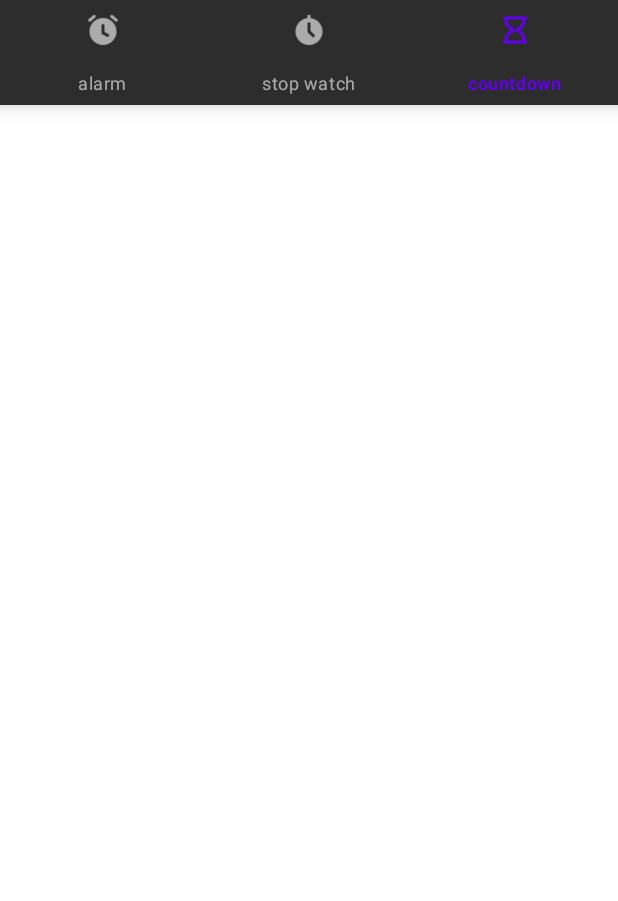
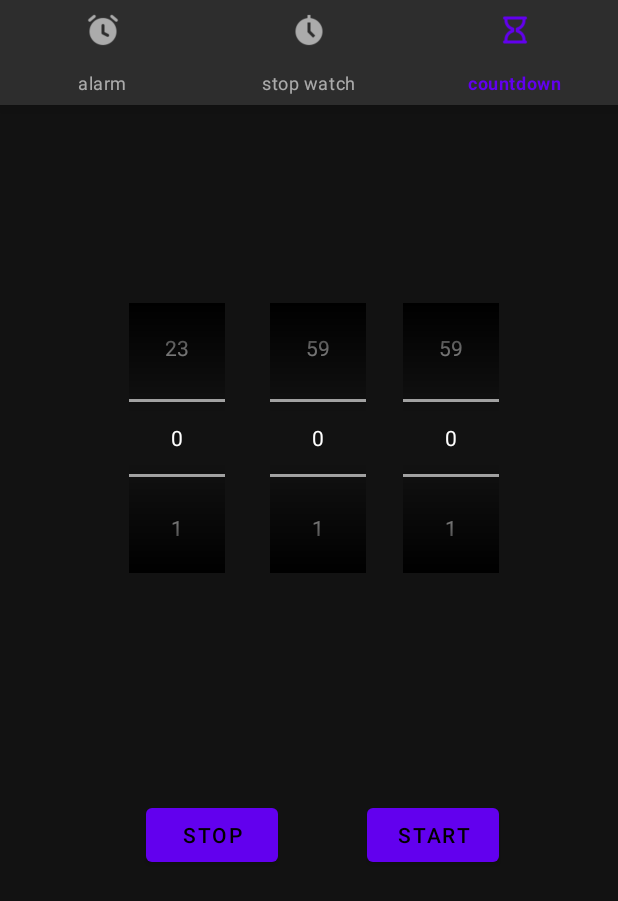
Before and after one commit to Hngdcmnh/AlarmClock, an Android app: the CountUpFragment screen opened through its navigation route, item 3 of the bottom bar chosen, on a phone screen of 412 x 824 dp. Shown: the top 901 px of the screen. Run offline under Robolectric (Android 15) with nearby library versions, the phone set to English and light mode, and no system bars; our stand-ins replace Room's generated code, navigation-ui.

Commit message:
countdown

```diff
--- a/app/src/main/AndroidManifest.xml
+++ b/app/src/main/AndroidManifest.xml
@@ -21,7 +21,7 @@
             </intent-filter>
         </activity>
 
-        <receiver android:name=".AlarmReceiver" />
+        <receiver android:name=".Receiver.AlarmReceiver" />
 
         <service android:name=".Service.AlarmService" />
     </application>
--- a/app/src/main/java/com/example/alarmclock/Activity/MainActivity.kt
+++ b/app/src/main/java/com/example/alarmclock/Activity/MainActivity.kt
@@ -2,14 +2,8 @@ package com.example.alarmclock.Activity
 
 import androidx.appcompat.app.AppCompatActivity
 import android.os.Bundle
-import android.os.CountDownTimer
-import android.widget.Toast
-import androidx.navigation.NavHost
 import androidx.navigation.fragment.NavHostFragment
 import androidx.navigation.ui.setupWithNavController
-import com.example.alarmclock.Fragment.CountdownFragment
-import com.example.alarmclock.Fragment.ListAlarmFragment
-import com.example.alarmclock.Fragment.StopWatchFragment
 import com.example.alarmclock.R
 import com.google.android.material.bottomnavigation.BottomNavigationView
 
--- a/app/src/main/java/com/example/alarmclock/Activity/RingActivity.kt
+++ b/app/src/main/java/com/example/alarmclock/Activity/RingActivity.kt
@@ -4,7 +4,7 @@ import android.content.Intent
 import androidx.appcompat.app.AppCompatActivity
 import android.os.Bundle
 import android.widget.Button
-import com.example.alarmclock.AlarmReceiver
+import com.example.alarmclock.Receiver.AlarmReceiver
 import com.example.alarmclock.Data.Alarm
 import com.example.alarmclock.R
 import java.util.*
--- a/app/src/main/java/com/example/alarmclock/Data/Alarm.kt
+++ b/app/src/main/java/com/example/alarmclock/Data/Alarm.kt
@@ -8,7 +8,7 @@ import android.content.Intent
 import android.util.Log
 import androidx.room.Entity
 import androidx.room.PrimaryKey
-import com.example.alarmclock.AlarmReceiver
+import com.example.alarmclock.Receiver.AlarmReceiver
 import java.io.Serializable
 import java.util.*
 
--- a/app/src/main/java/com/example/alarmclock/Fragment/AddAlarmFragment.kt
+++ b/app/src/main/java/com/example/alarmclock/Fragment/AddAlarmFragment.kt
@@ -12,14 +12,14 @@ import androidx.annotation.RequiresApi
 import androidx.lifecycle.ViewModelProvider
 import androidx.navigation.fragment.findNavController
 import com.example.alarmclock.Data.Alarm
-import com.example.alarmclock.Data.AlarmViewModel
+import com.example.alarmclock.ViewModel.AlarmViewModel
 import com.example.alarmclock.R
 import java.util.*
 
 
 class AddAlarmFragment : Fragment() {
 
-    lateinit var alarmViewModel:AlarmViewModel
+    lateinit var alarmViewModel: AlarmViewModel
 
     lateinit var v :View
     lateinit var timePicker:TimePicker
--- /dev/null
+++ b/app/src/main/java/com/example/alarmclock/Fragment/CountDownFragment.kt
@@ -0,0 +1,109 @@
+package com.example.alarmclock.Fragment
+
+import android.os.Bundle
+import android.os.CountDownTimer
+import android.util.Log
+import androidx.fragment.app.Fragment
+import android.view.LayoutInflater
+import android.view.View
+import android.view.ViewGroup
+import android.widget.Button
+import android.widget.NumberPicker
+import android.widget.TextView
+import android.widget.Toast
+import androidx.core.view.get
+import androidx.lifecycle.ViewModel
+import androidx.lifecycle.ViewModelProvider
+import androidx.lifecycle.viewModelScope
+import com.example.alarmclock.R
+import com.example.alarmclock.ViewModel.CountDownViewModel
+import java.sql.Time
+import java.util.*
+
+class CountDownFragment : Fragment() {
+
+    lateinit var btStart :Button
+    lateinit var btStop :Button
+    lateinit var npHour :NumberPicker
+    lateinit var npMinute:NumberPicker
+    lateinit var npSecond :NumberPicker
+    var checkRunning = false
+
+    lateinit var timerTask:TimerTask
+    var timer:Timer = Timer()
+    var time :Int = 0
+
+    lateinit var countDownViewModel: CountDownViewModel
+
+    override fun onCreateView(inflater: LayoutInflater, container: ViewGroup?,
+                              savedInstanceState: Bundle?): View? {
+        return inflater.inflate(R.layout.fragment_countdown, container, false)
+    }
+
+    override fun onViewCreated(view: View, savedInstanceState: Bundle?) {
+        super.onViewCreated(view, savedInstanceState)
+        btStart = view.findViewById<Button>(R.id.bt_start)
+        btStop = view.findViewById<Button>(R.id.bt_stop)
+        npHour = view.findViewById<NumberPicker>(R.id.np_hour)
+        npMinute = view.findViewById<NumberPicker>(R.id.np_minute)
+        npSecond = view.findViewById<NumberPicker>(R.id.np_second)
+        settingNumPicker()
+
+        countDownViewModel = ViewModelProvider(this).get(CountDownViewModel::class.java)
+
+        countDownViewModel.liveDataTime.observe(viewLifecycleOwner, androidx.lifecycle.Observer { updateUI(it) })
+        countDownViewModel.liveDataTimeoutCheck.observe(viewLifecycleOwner, androidx.lifecycle.Observer { cancelCountDown(it) })
+
+        btStart.setOnClickListener {
+            if(checkRunning ==false)
+            {
+                checkRunning=true
+                btStart.text="Pause"
+                time = (npHour.value*3600+ npMinute.value*60+npSecond.value)*1000
+                countDownViewModel.time = time.toLong()
+                countDownViewModel.liveDataTime.value = countDownViewModel.time
+                countDownViewModel.startCountDown()
+            }
+            else if(checkRunning ==true)
+            {
+                checkRunning =false
+                btStart.text="Start"
+                countDownViewModel.pauseCountDown()
+            }
+
+        }
+
+        btStop.setOnClickListener {
+            countDownViewModel.cancelCountDown()
+            checkRunning=false
+        }
+
+    }
+
+    private fun cancelCountDown(it: Boolean?) {
+        if(it==true) {
+            countDownViewModel.cancelCountDown()
+            Toast.makeText(this.context, "Done", Toast.LENGTH_SHORT).show()
+
+        }
+    }
+
+    private fun updateUI(it: Long?) {
+        time = it?.toInt()!!/1000
+        npHour.value = time/3600
+        npMinute.value = (time - npHour.value*3600)/60
+        npSecond.value = (time - npHour.value*3600 - npMinute.value*60)
+    }
+
+
+    private fun settingNumPicker() {
+        npHour.maxValue = 23
+        npHour.minValue=0
+        npMinute.maxValue = 59
+        npMinute.minValue=0
+        npSecond.maxValue=59
+        npSecond.minValue=0
+    }
+
+
+}
--- a/app/src/main/java/com/example/alarmclock/Fragment/CountdownFragment.kt
+++ b/app/src/main/java/com/example/alarmclock/Fragment/CountUpFragment.kt
@@ -7,18 +7,24 @@ import android.view.View
 import android.view.ViewGroup
 import com.example.alarmclock.R
 
-class CountdownFragment : Fragment() {
+class CountUpFragment : Fragment() {
 
-
-    override fun onCreateView(inflater: LayoutInflater, container: ViewGroup?,
-                              savedInstanceState: Bundle?): View? {
-        // Inflate the layout for this fragment
-        return inflater.inflate(R.layout.fragment_countdown, container, false)
+    override fun onCreateView(
+        inflater: LayoutInflater, container: ViewGroup?,
+        savedInstanceState: Bundle?
+    ): View? {
+        return inflater.inflate(R.layout.fragment_countup, container, false)
     }
 
     override fun onViewCreated(view: View, savedInstanceState: Bundle?) {
         super.onViewCreated(view, savedInstanceState)
 
+
+
+
+
     }
 
+
+
 }
--- a/app/src/main/java/com/example/alarmclock/Fragment/ListAlarmAdapter.kt
+++ b/app/src/main/java/com/example/alarmclock/Fragment/ListAlarmAdapter.kt
@@ -10,7 +10,7 @@ import android.widget.TextView
 import androidx.navigation.findNavController
 import androidx.recyclerview.widget.RecyclerView
 import com.example.alarmclock.Data.Alarm
-import com.example.alarmclock.Data.AlarmViewModel
+import com.example.alarmclock.ViewModel.AlarmViewModel
 import com.example.alarmclock.R
 
 class ListAlarmAdapter(var listAlarm: List<Alarm>, var alarmViewModel: AlarmViewModel):RecyclerView.Adapter<ListAlarmAdapter.ViewHolder>() {
--- a/app/src/main/java/com/example/alarmclock/Fragment/ListAlarmFragment.kt
+++ b/app/src/main/java/com/example/alarmclock/Fragment/ListAlarmFragment.kt
@@ -12,9 +12,8 @@ import androidx.lifecycle.ViewModelProvider
 import androidx.navigation.fragment.findNavController
 import androidx.recyclerview.widget.LinearLayoutManager
 import androidx.recyclerview.widget.RecyclerView
-import com.example.alarmclock.Data.Alarm
 import com.example.alarmclock.DeleteMode
-import com.example.alarmclock.Data.AlarmViewModel
+import com.example.alarmclock.ViewModel.AlarmViewModel
 import com.example.alarmclock.R
 
 class ListAlarmFragment : Fragment(),DeleteMode {
@@ -22,7 +21,7 @@ class ListAlarmFragment : Fragment(),DeleteMode {
     lateinit var btAdd:Button
     lateinit var v:View
     lateinit var delLinearLayout: LinearLayout
-    lateinit var alarmViewModel:AlarmViewModel
+    lateinit var alarmViewModel: AlarmViewModel
 
     override fun onCreateView(inflater: LayoutInflater, container: ViewGroup?,
                               savedInstanceState: Bundle?): View? {
--- a/app/src/main/java/com/example/alarmclock/AlarmReceiver.kt
+++ b/app/src/main/java/com/example/alarmclock/Receiver/AlarmReceiver.kt
@@ -1,4 +1,4 @@
-package com.example.alarmclock
+package com.example.alarmclock.Receiver
 
 import android.content.BroadcastReceiver
 import android.content.Context
--- a/app/src/main/java/com/example/alarmclock/Service/AlarmService.kt
+++ b/app/src/main/java/com/example/alarmclock/Service/AlarmService.kt
@@ -41,7 +41,7 @@ class AlarmService:Service() {
             val notifyPendingIntent = PendingIntent.getActivity(this,0,notifyIntent,PendingIntent.FLAG_UPDATE_CURRENT)
             val notification: Notification = Notification.Builder(this,"CHANNEL 1")
                     .setVisibility(NotificationCompat.VISIBILITY_PUBLIC)
-//                    .setSmallIcon(R.drawable.ic_baseline_access_alarm_24)
+                    .setSmallIcon(R.drawable.ic_baseline_access_alarm_24)
                     .setContentIntent(notifyPendingIntent)
                     .setAutoCancel(true)
                     .setContentTitle("Wonderful music")
--- /dev/null
+++ b/app/src/main/java/com/example/alarmclock/ViewModel/CountDownViewModel.kt
@@ -0,0 +1,56 @@
+package com.example.alarmclock.ViewModel
+
+import android.app.Application
+import android.util.Log
+import androidx.lifecycle.LiveData
+import androidx.lifecycle.MutableLiveData
+import androidx.lifecycle.ViewModel
+import androidx.lifecycle.viewModelScope
+import kotlinx.coroutines.Dispatchers
+import kotlinx.coroutines.launch
+import java.util.*
+
+class CountDownViewModel:ViewModel(){
+    var timer = Timer()
+    lateinit var timerTask: TimerTask
+    var time : Long =0
+    var timeoutCheck:Boolean = false
+    var liveDataTimeoutCheck : MutableLiveData<Boolean> = MutableLiveData()
+    var liveDataTime: MutableLiveData<Long> = MutableLiveData()
+
+    init {
+        liveDataTimeoutCheck.value = timeoutCheck
+        liveDataTime.value = time
+    }
+
+    fun startCountDown()
+    {
+            timeoutCheck = false
+            timerTask = object : TimerTask() {
+                override fun run() {
+                    time -= 1000
+                    Log.e("time",time.toString())
+                    liveDataTime.postValue(time)
+                    if(time<=0) {
+                        timeoutCheck = true
+                        liveDataTimeoutCheck.postValue(timeoutCheck)
+                    }
+                }
+            }
+
+            timer.scheduleAtFixedRate(timerTask,0,1000)
+    }
+
+    fun cancelCountDown()
+    {
+            time = 0
+            liveDataTime.postValue(time)
+            timerTask.cancel()
+    }
+
+    fun pauseCountDown()
+    {
+        timerTask.cancel()
+    }
+
+}
--- a/app/src/main/res/layout/fragment_add_alarm.xml
+++ b/app/src/main/res/layout/fragment_add_alarm.xml
@@ -99,4 +99,6 @@
         </LinearLayout>
 
 
+
+
 </androidx.constraintlayout.widget.ConstraintLayout>
--- a/app/src/main/res/layout/fragment_countdown.xml
+++ b/app/src/main/res/layout/fragment_countdown.xml
@@ -1,15 +1,73 @@
 <?xml version="1.0" encoding="utf-8"?>
-<FrameLayout xmlns:android="http://schemas.android.com/apk/res/android"
+<androidx.constraintlayout.widget.ConstraintLayout xmlns:android="http://schemas.android.com/apk/res/android"
+    xmlns:app="http://schemas.android.com/apk/res-auto"
     xmlns:tools="http://schemas.android.com/tools"
     android:layout_width="match_parent"
     android:layout_height="match_parent"
-    tools:context=".Fragment.CountdownFragment"
-    android:background="@color/white">
+    tools:context=".Fragment.CountDownFragment">
 
-    <!-- TODO: Update blank fragment layout -->
-    <TextView
-        android:layout_width="match_parent"
-        android:layout_height="match_parent"
-        android:text="@string/hello_blank_fragment" />
 
-</FrameLayout>
+    <Button
+        android:id="@+id/bt_start"
+        android:layout_width="wrap_content"
+        android:layout_height="wrap_content"
+        android:text="start"
+        app:layout_constraintBottom_toBottomOf="parent"
+        app:layout_constraintEnd_toEndOf="parent"
+        app:layout_constraintHorizontal_bias="0.755"
+        app:layout_constraintStart_toStartOf="parent"
+        app:layout_constraintTop_toTopOf="parent"
+        app:layout_constraintVertical_bias="0.655"></Button>
+
+    <Button
+        android:id="@+id/bt_stop"
+        android:layout_width="wrap_content"
+        android:layout_height="wrap_content"
+        android:text="stop"
+        app:layout_constraintBottom_toBottomOf="parent"
+        app:layout_constraintEnd_toEndOf="parent"
+        app:layout_constraintHorizontal_bias="0.3"
+        app:layout_constraintStart_toStartOf="parent"
+        app:layout_constraintTop_toTopOf="parent"
+        app:layout_constraintVertical_bias="0.655"></Button>
+
+    <NumberPicker
+        android:id="@+id/np_hour"
+        android:layout_width="wrap_content"
+        android:layout_height="wrap_content"
+        android:solidColor="@color/black"
+        app:layout_constraintBottom_toBottomOf="parent"
+        app:layout_constraintEnd_toEndOf="parent"
+        app:layout_constraintHorizontal_bias="0.247"
+        app:layout_constraintStart_toStartOf="parent"
+        app:layout_constraintTop_toTopOf="parent"
+        app:layout_constraintVertical_bias="0.23"></NumberPicker>
+
+
+
+    <NumberPicker
+        android:id="@+id/np_minute"
+        android:layout_width="wrap_content"
+        android:layout_height="wrap_content"
+        android:solidColor="@color/black"
+        app:layout_constraintBottom_toBottomOf="parent"
+        app:layout_constraintEnd_toEndOf="parent"
+        app:layout_constraintHorizontal_bias="0.518"
+        app:layout_constraintStart_toStartOf="parent"
+        app:layout_constraintTop_toTopOf="parent"
+        app:layout_constraintVertical_bias="0.23"></NumberPicker>
+
+    <NumberPicker
+        android:id="@+id/np_second"
+        android:layout_width="wrap_content"
+        android:layout_height="wrap_content"
+        android:solidColor="@color/black"
+        app:layout_constraintBottom_toBottomOf="parent"
+        app:layout_constraintEnd_toEndOf="parent"
+        app:layout_constraintHorizontal_bias="0.772"
+        app:layout_constraintStart_toStartOf="parent"
+        app:layout_constraintTop_toTopOf="parent"
+        app:layout_constraintVertical_bias="0.23"></NumberPicker>
+
+
+</androidx.constraintlayout.widget.ConstraintLayout>
--- a/app/src/main/res/navigation/my_nav.xml
+++ b/app/src/main/res/navigation/my_nav.xml
@@ -26,12 +26,12 @@
     </fragment>
     <fragment
         android:id="@+id/countdownFragment"
-        android:name="com.example.alarmclock.Fragment.CountdownFragment"
+        android:name="com.example.alarmclock.Fragment.CountDownFragment"
         android:label="fragment_countdown"
         tools:layout="@layout/fragment_countdown" />
     <fragment
         android:id="@+id/stopWatchFragment"
-        android:name="com.example.alarmclock.Fragment.StopWatchFragment"
+        android:name="com.example.alarmclock.Fragment.CountUpFragment"
         android:label="fragment_stop_watch"
-        tools:layout="@layout/fragment_stop_watch" />
+        tools:layout="@layout/fragment_countUp" />
 </navigation>
```
Also changed, not shown: app/src/main/java/com/example/alarmclock/Fragment/StopWatchFragment.kt (deleted, +0 -46 lines), app/src/main/java/com/example/alarmclock/ViewModel/AlarmViewModel.kt (renamed from app/src/main/java/com/example/alarmclock/Data/AlarmViewModel.kt, +6 -15 lines), app/src/main/res/layout/fragment_countup.xml (added, +13 -0 lines), app/src/main/res/layout/fragment_stop_watch.xml (deleted, +0 -34 lines).
